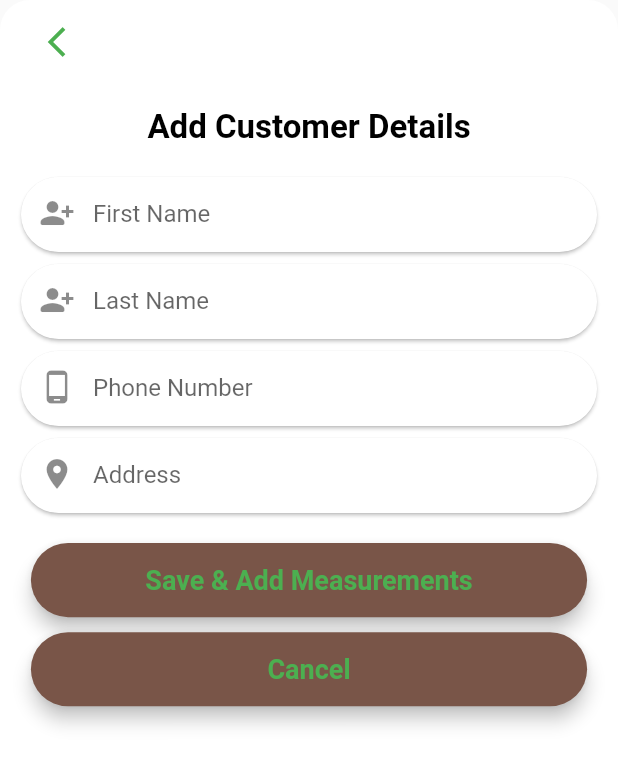
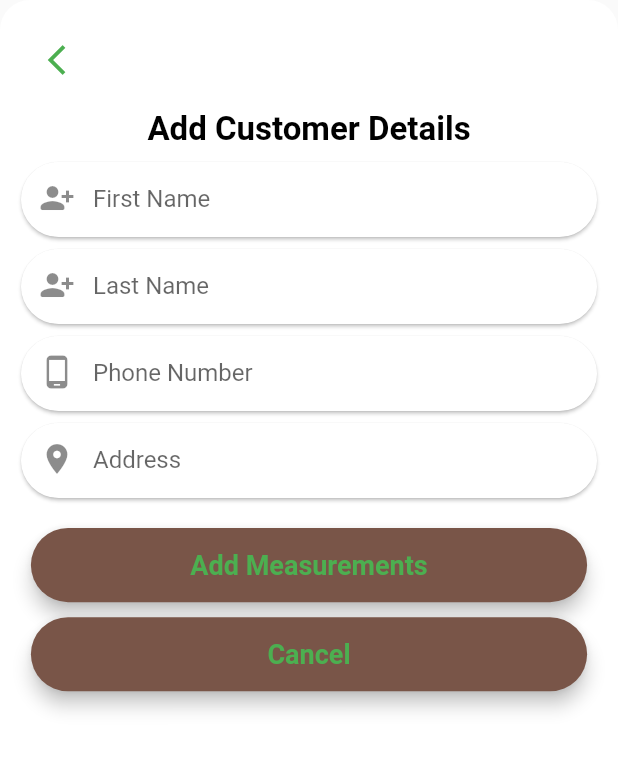
Before and after one commit to Olivi-tech/tailorApp, a Flutter app: the CustomerPersonalDetails widget shown alone on an empty page, opened directly, on a phone screen of 412 x 824 dp. Shown: the top 763 px of the screen. Run offline on Flutter 3.47's test engine with Material 2 defaults, Android fonts, the phone set to English and light mode, and no system bars; our stand-ins replace awesome_dialog, cloud_firestore, firebase_auth, firebase_core, fluttertoast, font_awesome_flutter and 2 more; missing offline and left inert: flutter_facebook_auth; accounts and stored records are empty; network calls fail.

```diff
--- a/lib/screens/cutomer_details/customer_personal_details.dart
+++ b/lib/screens/cutomer_details/customer_personal_details.dart
@@ -1,3 +1,5 @@
+import 'package:cloud_firestore/cloud_firestore.dart';
+import 'package:firebase_auth/firebase_auth.dart';
 import 'package:flutter/material.dart';
 import 'package:flutter/services.dart';
 import 'package:fluttertoast/fluttertoast.dart';
@@ -17,6 +19,7 @@ class CustomerPersonalDetails extends StatefulWidget {
 }
 
 class _CustomerPersonalDetailsState extends State<CustomerPersonalDetails> {
+  static final ModelAddCustomer modelAddCustomer = ModelAddCustomer();
   late final TextEditingController _firstNameController;
   late final TextEditingController _lastNameController;
   late final TextEditingController _phoneController;
@@ -46,19 +49,25 @@ class _CustomerPersonalDetailsState extends State<CustomerPersonalDetails> {
 
   @override
   Widget build(BuildContext context) {
+    // User? currentUser = FirebaseAuth.instance.currentUser;
+    // final customerCollection =
+    //     FirebaseFirestore.instance.collection(currentUser!.uid);
     double width = MediaQuery.of(context).size.width;
     double height = MediaQuery.of(context).size.height;
-    return SingleChildScrollView(
+    return SafeArea(
       child: Container(
-        height: MediaQuery.of(context).size.height - 70,
+        height: MediaQuery.of(context).size.height,
         // padding: EdgeInsets.only(right: 10, left: 0.0),
         decoration: const BoxDecoration(
             color: Colors.white,
             borderRadius: BorderRadius.vertical(top: Radius.circular(20))),
         child: Padding(
           padding: const EdgeInsets.symmetric(horizontal: 10.0, vertical: 0.0),
-          child:
-              Column(crossAxisAlignment: CrossAxisAlignment.center, children: [
+          child: SingleChildScrollView(
+            child: Column(
+                crossAxisAlignment: CrossAxisAlignment.center,
+                children: [
+                  const SizedBox(height: 12),
                   AppBar(
                     elevation: 0.0,
                     backgroundColor: Colors.transparent,
@@ -71,7 +80,7 @@ class _CustomerPersonalDetailsState extends State<CustomerPersonalDetails> {
                           color: Colors.green,
                         )),
                   ),
-            const SizedBox(height: 16),
+                  const SizedBox(height: 5),
                   const Text(
                     'Add Customer Details',
                     style: TextStyle(
@@ -79,13 +88,14 @@ class _CustomerPersonalDetailsState extends State<CustomerPersonalDetails> {
                         fontSize: 22,
                         fontWeight: FontWeight.bold),
                   ),
-            const SizedBox(height: 16),
+                  const SizedBox(height: 5),
                   CommonWidgets.customTextFormField(
                       hintText: 'First Name',
                       controller: _firstNameController,
                       textInputType: TextInputType.name,
                       inputFormatters: [
-                  FilteringTextInputFormatter.allow(RegExp('[a-zA-Z 0-9]'))
+                        FilteringTextInputFormatter.allow(
+                            RegExp('[a-zA-Z 0-9]'))
                       ],
                       prefixIcon: const Icon(Icons.person_add_alt_1_rounded)),
                   CommonWidgets.customTextFormField(
@@ -93,7 +103,8 @@ class _CustomerPersonalDetailsState extends State<CustomerPersonalDetails> {
                       controller: _lastNameController,
                       textInputType: TextInputType.name,
                       inputFormatters: [
-                  FilteringTextInputFormatter.allow(RegExp('[a-zA-Z 0-9]'))
+                        FilteringTextInputFormatter.allow(
+                            RegExp('[a-zA-Z 0-9]'))
                       ],
                       prefixIcon: const Icon(Icons.person_add_alt_1_rounded)),
                   CommonWidgets.customTextFormField(
@@ -109,7 +120,7 @@ class _CustomerPersonalDetailsState extends State<CustomerPersonalDetails> {
                       prefixIcon: const Icon(Icons.place)),
                   const SizedBox(height: 16),
                   CommonWidgets.customBtn(
-              name: 'Save & Add Measurements',
+                    name: 'Add Measurements',
                     onPressed: () {
                       if (_firstNameController.text.isEmpty ||
                           _lastNameController.text.isEmpty ||
@@ -122,8 +133,11 @@ class _CustomerPersonalDetailsState extends State<CustomerPersonalDetails> {
                       } else if (_addressController.text.isEmpty) {
                         Fluttertoast.showToast(msg: 'Address Can\'t be empty');
                       } else {
-                  print(
-                      '/////////////////////Save Data to firebase/////////////////');
+                        modelAddCustomer.firstName = _firstNameController.text;
+                        modelAddCustomer.lastName = _lastNameController.text;
+                        modelAddCustomer.phoneNumber = _phoneController.text;
+                        modelAddCustomer.address = _addressController.text;
+                        print(modelAddCustomer.toString());
                       }
                     },
                     width: width * 0.9,
@@ -147,6 +161,7 @@ class _CustomerPersonalDetailsState extends State<CustomerPersonalDetails> {
                 ]),
           ),
         ),
+      ),
     );
   }
 }
--- a/lib/screens/model_add_customer.dart
+++ b/lib/screens/model_add_customer.dart
@@ -440,6 +440,11 @@ class ModelAddCustomer {
     this.calf,
   });
 
+  @override
+  String toString() {
+    return 'ModelAddCustomer{firstName: $firstName, lastName: $lastName, phoneNumber: $phoneNumber, address: $address, collar: $collar, waist: $waist, armLength: $armLength, biceps: $biceps, wrist: $wrist, length: $length, thigh: $thigh, chest: $chest, inseam: $inseam, shoulder: $shoulder, calf: $calf}';
+  }
+
   Map<String, dynamic> toMap() {
     return {
       keyFirstName: firstName,
```
Lines whose indentation alone changed are shown as unchanged.
